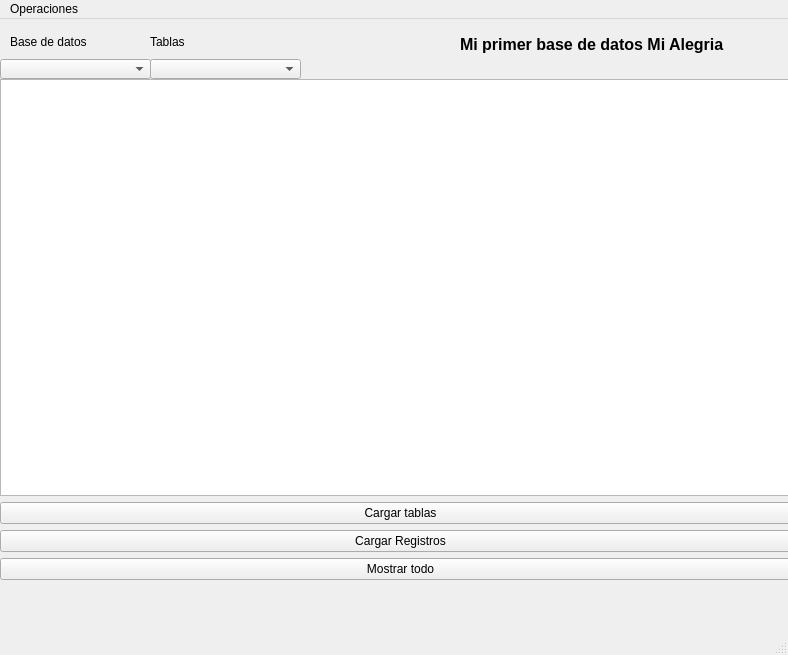
Qt form interfaces/Prueba SQL.ui (EMACC99/distributed-database-exersice) before a commit.
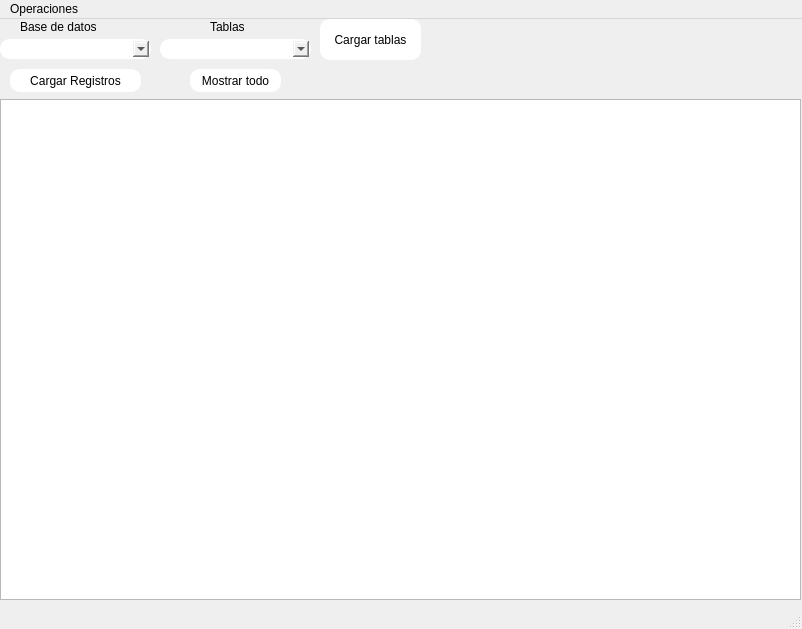
The same form after that commit.

Commit message: interfaz-v.1.0

What changed in the file:
```diff
--- a/interfaces/Prueba SQL.ui
+++ b/interfaces/Prueba SQL.ui
@@ -6,39 +6,19 @@
    <rect>
     <x>0</x>
     <y>0</y>
-    <width>788</width>
-    <height>655</height>
+    <width>802</width>
+    <height>629</height>
    </rect>
   </property>
   <property name="windowTitle">
    <string>MainWindow</string>
   </property>
   <widget class="QWidget" name="centralwidget">
-   <widget class="QLabel" name="label">
-    <property name="geometry">
-     <rect>
-      <x>460</x>
-      <y>0</y>
-      <width>321</width>
-      <height>51</height>
-     </rect>
-    </property>
-    <property name="font">
-     <font>
-      <pointsize>12</pointsize>
-      <weight>75</weight>
-      <bold>true</bold>
-     </font>
-    </property>
-    <property name="text">
-     <string>Mi primer base de datos Mi Alegria</string>
-    </property>
-   </widget>
    <widget class="QWidget" name="verticalLayoutWidget">
     <property name="geometry">
      <rect>
       <x>0</x>
-      <y>60</y>
+      <y>80</y>
       <width>801</width>
       <height>501</height>
      </rect>
@@ -47,54 +27,47 @@
      <item>
       <widget class="QTableView" name="tableView"/>
      </item>
-     <item>
-      <widget class="QPushButton" name="LoadTables">
-       <property name="text">
-        <string>Cargar tablas</string>
-       </property>
-      </widget>
-     </item>
-     <item>
-      <widget class="QPushButton" name="LoadValues">
-       <property name="text">
-        <string>Cargar Registros</string>
-       </property>
-      </widget>
-     </item>
-     <item>
-      <widget class="QPushButton" name="ListAll">
-       <property name="text">
-        <string>Mostrar todo</string>
-       </property>
-      </widget>
-     </item>
     </layout>
    </widget>
    <widget class="QComboBox" name="TablecomboBox">
     <property name="geometry">
      <rect>
-      <x>150</x>
-      <y>40</y>
+      <x>160</x>
+      <y>20</y>
       <width>151</width>
       <height>20</height>
      </rect>
     </property>
+    <property name="styleSheet">
+     <string notr="true">border-style: outset;
+border-width: 2px;
+border-radius:10px;
+border-color:white;
+</string>
+    </property>
    </widget>
    <widget class="QComboBox" name="DatabaseComboBox">
     <property name="geometry">
      <rect>
       <x>0</x>
-      <y>40</y>
+      <y>20</y>
       <width>151</width>
       <height>20</height>
      </rect>
     </property>
+    <property name="styleSheet">
+     <string notr="true">border-style: outset;
+border-width: 2px;
+border-radius:10px;
+border-color:white;
+</string>
+    </property>
    </widget>
    <widget class="QLabel" name="label_2">
     <property name="geometry">
      <rect>
-      <x>10</x>
-      <y>15</y>
+      <x>20</x>
+      <y>0</y>
       <width>91</width>
       <height>16</height>
      </rect>
@@ -106,8 +79,8 @@
    <widget class="QLabel" name="label_3">
     <property name="geometry">
      <rect>
-      <x>150</x>
-      <y>15</y>
+      <x>210</x>
+      <y>0</y>
       <width>47</width>
       <height>16</height>
      </rect>
@@ -116,14 +89,77 @@
      <string>Tablas</string>
     </property>
    </widget>
+   <widget class="QPushButton" name="LoadTables">
+    <property name="geometry">
+     <rect>
+      <x>320</x>
+      <y>0</y>
+      <width>101</width>
+      <height>41</height>
+     </rect>
+    </property>
+    <property name="styleSheet">
+     <string notr="true">background-color:white;
+color:black;
+border-style: outset;
+border-width: 2px;
+border-radius:10px;
+border-color:white;</string>
+    </property>
+    <property name="text">
+     <string>Cargar tablas</string>
+    </property>
+   </widget>
+   <widget class="QPushButton" name="LoadValues">
+    <property name="geometry">
+     <rect>
+      <x>10</x>
+      <y>50</y>
+      <width>131</width>
+      <height>23</height>
+     </rect>
+    </property>
+    <property name="styleSheet">
+     <string notr="true">background-color:white;
+color:black;
+border-style: outset;
+border-width: 2px;
+border-radius:10px;
+border-color:white;</string>
+    </property>
+    <property name="text">
+     <string>Cargar Registros</string>
+    </property>
+   </widget>
+   <widget class="QPushButton" name="ListAll">
+    <property name="geometry">
+     <rect>
+      <x>190</x>
+      <y>50</y>
+      <width>91</width>
+      <height>23</height>
+     </rect>
+    </property>
+    <property name="styleSheet">
+     <string notr="true">background-color:white;
+color:black;
+border-style: outset;
+border-width: 2px;
+border-radius:10px;
+border-color:white;</string>
+    </property>
+    <property name="text">
+     <string>Mostrar todo</string>
+    </property>
+   </widget>
   </widget>
   <widget class="QMenuBar" name="menubar">
    <property name="geometry">
     <rect>
      <x>0</x>
      <y>0</y>
-     <width>788</width>
-     <height>21</height>
+     <width>802</width>
+     <height>20</height>
     </rect>
    </property>
    <widget class="QMenu" name="menuOperaciones">
```
The commit also changes 7 other files.
